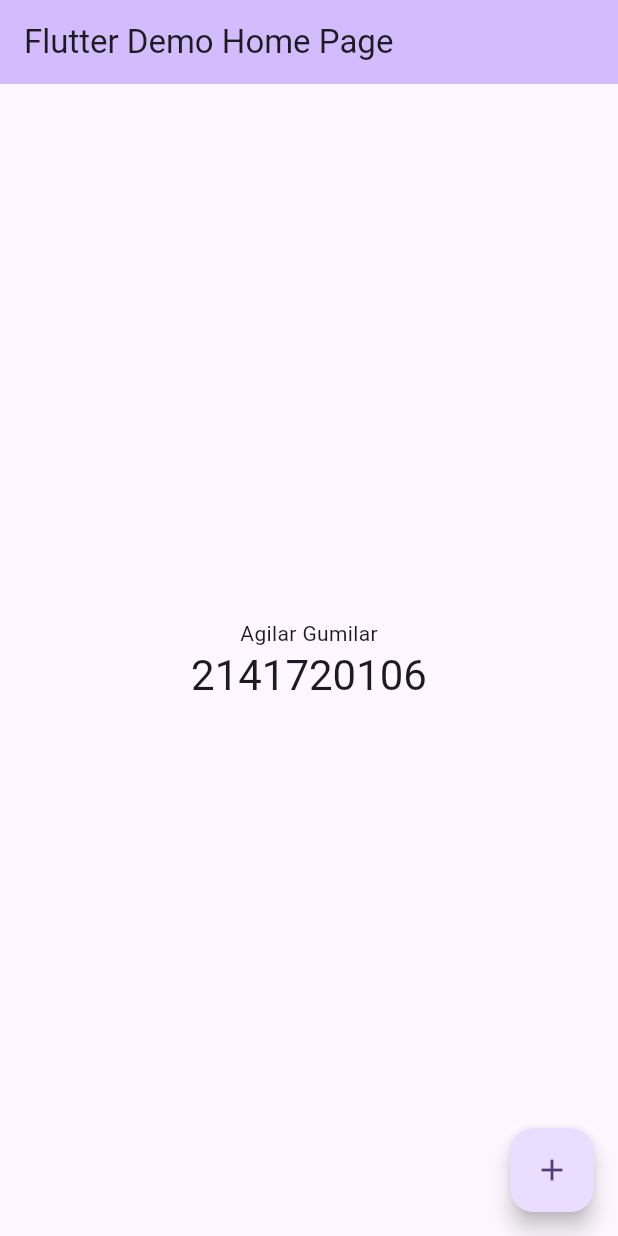
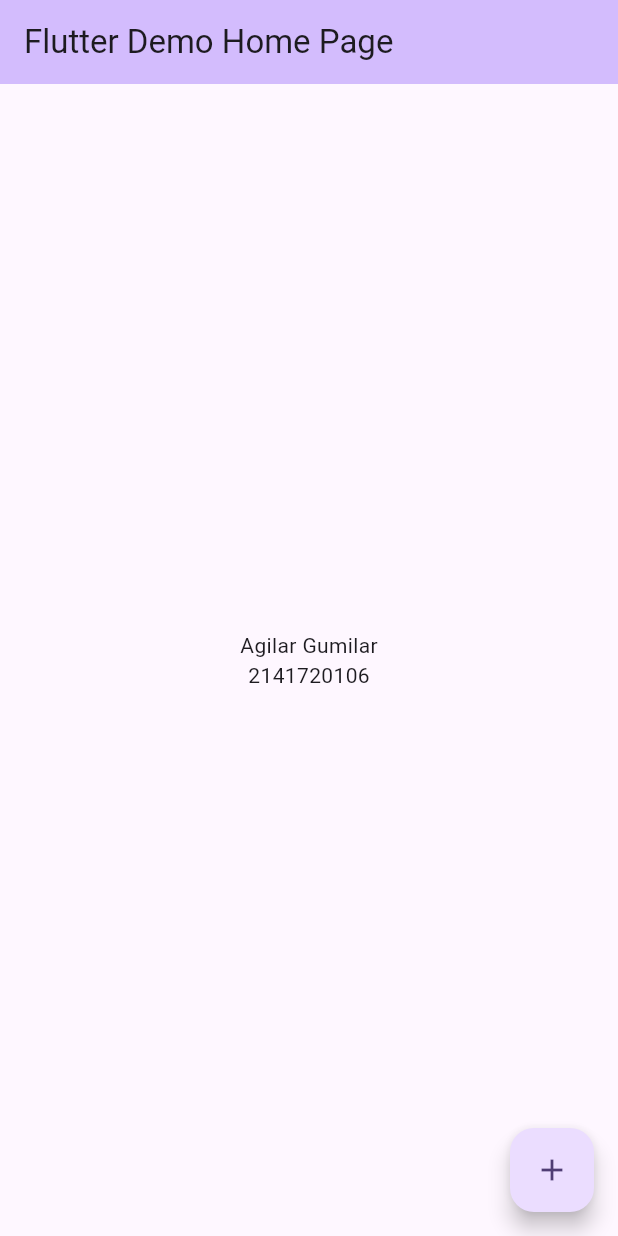
Before and after one commit to Agilar011/flutter_hello_world, a Flutter app: the screen it shows after launch, on a phone screen of 412 x 824 dp. Run offline on Flutter 3.47's test engine with Material 2 defaults, Android fonts, the phone set to English and light mode, and no system bars.

Commit message:
Update view mahasiswa

```diff
--- a/lib/main.dart
+++ b/lib/main.dart
@@ -111,7 +111,6 @@ class _MyHomePageState extends State<MyHomePage> {
             ),
             Text(
               '2141720106',
-              style: Theme.of(context).textTheme.headlineMedium,
             ),
           ],
         ),
```
